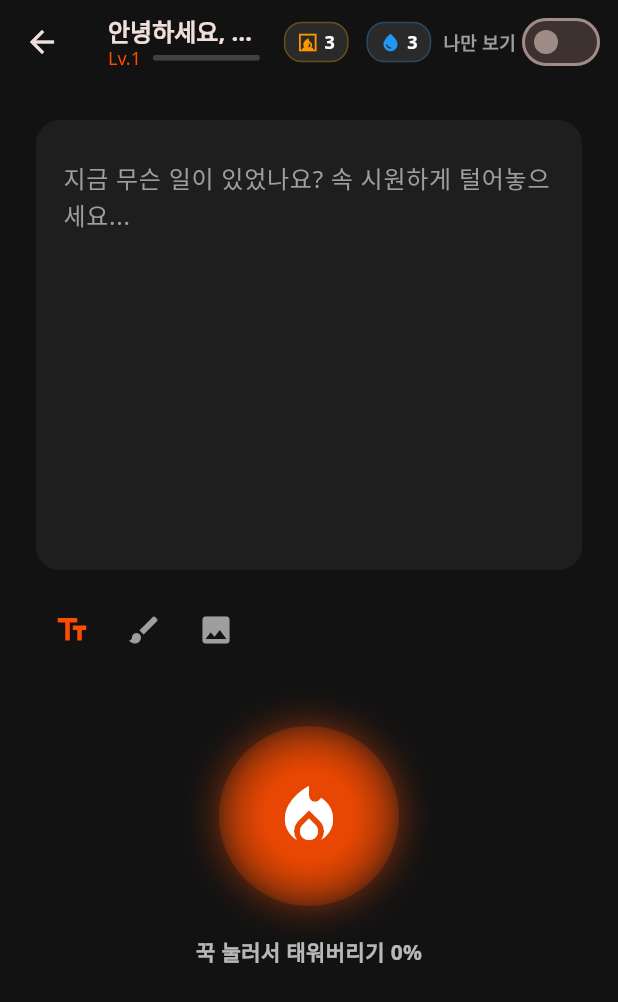
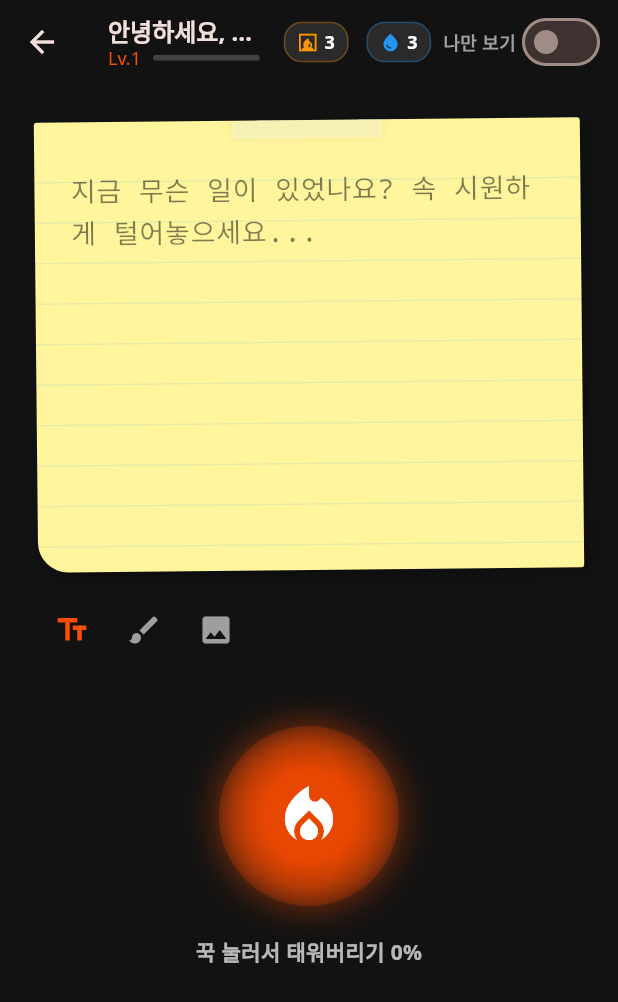
Before and after one commit to monitoro/emotiontok, a Flutter app: the HomeScreen screen opened directly, on a phone screen of 412 x 824 dp. Shown: the top 1002 px of the screen. Run offline on Flutter 3.47's test engine with Material 3 defaults, Android fonts, the phone set to English and light mode, and no system bars; our stand-ins replace audioplayers, google_fonts, image_picker, shared_preferences, signature, table_calendar and 1 more; accounts and stored records are empty.

Commit message:
feat: Add AngerMemoField, Vibration settings, Compact list UI and Fixes

```diff
--- a/lib/views/home_screen.dart
+++ b/lib/views/home_screen.dart
@@ -10,6 +10,7 @@ import '../viewmodels/venting_viewmodel.dart';
 import '../widgets/burning_animation.dart';
 import '../widgets/doodle_view.dart';
 import '../widgets/point_display.dart';
+import '../widgets/anger_memo_field.dart';
 
 class HomeScreen extends StatefulWidget {
   const HomeScreen({super.key});
@@ -277,8 +278,13 @@ class _HomeScreenState extends State<HomeScreen>
               crossAxisAlignment: CrossAxisAlignment.start,
               children: [
                 // Input Area
-                Container(
-                  height: 300, // Increased height for input area
+                ventingVM.currentMode == VentingMode.text
+                    ? AngerMemoField(
+                        controller: _textController,
+                        hintText: '지금 무슨 일이 있었나요? 속 시원하게 털어놓으세요...',
+                      )
+                    : Container(
+                        height: 300,
                         padding: const EdgeInsets.all(16),
                         decoration: BoxDecoration(
                           color: const Color(0xFF1E1E1E),
@@ -290,18 +296,7 @@ class _HomeScreenState extends State<HomeScreen>
                             width: 2,
                           ),
                         ),
-                  child: ventingVM.currentMode == VentingMode.text
-                      ? TextField(
-                          controller: _textController,
-                          maxLines: null,
-                          style: const TextStyle(color: Colors.white),
-                          decoration: const InputDecoration(
-                            hintText: '지금 무슨 일이 있었나요? 속 시원하게 털어놓으세요...',
-                            border: InputBorder.none,
-                            hintStyle: TextStyle(color: Colors.grey),
-                          ),
-                        )
-                      : DoodleView(controller: _signatureController),
+                        child: DoodleView(controller: _signatureController),
                       ),
 
                 const SizedBox(height: 16),
--- /dev/null
+++ b/lib/widgets/anger_memo_field.dart
@@ -0,0 +1,185 @@
+import 'dart:async';
+import 'package:flutter/material.dart';
+
+class AngerMemoField extends StatefulWidget {
+  final TextEditingController controller;
+  final String hintText;
+
+  const AngerMemoField({
+    super.key,
+    required this.controller,
+    required this.hintText,
+  });
+
+  @override
+  State<AngerMemoField> createState() => _AngerMemoFieldState();
+}
+
+class _AngerMemoFieldState extends State<AngerMemoField> {
+  double _angerIntensity = 0.0;
+  Timer? _decayTimer;
+  DateTime? _lastTypingTime;
+
+  // Memo colors
+  final Color _baseColor = const Color(0xFFFFF59D); // Soft Yellow Paper
+  final Color _angryColor = const Color(0xFFFF5252); // Angry Red
+
+  // Paper lines color
+  final Color _lineColor = Colors.blue.withOpacity(0.1);
+  final Color _angryLineColor = Colors.black.withOpacity(0.2);
+
+  @override
+  void initState() {
+    super.initState();
+    // Decay anger periodically to simulate cooling down
+    _decayTimer = Timer.periodic(const Duration(milliseconds: 100), (timer) {
+      if (_angerIntensity > 0) {
+        setState(() {
+          _angerIntensity = (_angerIntensity - 0.02).clamp(0.0, 1.0);
+        });
+      }
+    });
+
+    // Add listener to controller to detect backspaces or long presses if needed,
+    // but onChanged in TextField is usually sufficient for typing speed.
+  }
+
+  @override
+  void dispose() {
+    _decayTimer?.cancel();
+    super.dispose();
+  }
+
+  void _onTextChanged(String text) {
+    final now = DateTime.now();
+    if (_lastTypingTime != null) {
+      final difference = now.difference(_lastTypingTime!).inMilliseconds;
+      // Faster typing (less ms between keys) = higher intensity increment
+      // Normal typing is around 100-300ms. Fast is <150ms.
+      if (difference < 100) {
+        _angerIntensity += 0.15; // Very fast
+      } else if (difference < 250) {
+        _angerIntensity += 0.08; // Normal-Fast
+      } else if (difference < 500) {
+        _angerIntensity += 0.02; // Slow
+      }
+
+      _angerIntensity = _angerIntensity.clamp(0.0, 1.0);
+    }
+    _lastTypingTime = now;
+    setState(() {});
+  }
+
+  @override
+  Widget build(BuildContext context) {
+    // Interpolate colors based on anger intensity
+    final currentColor = Color.lerp(_baseColor, _angryColor, _angerIntensity)!;
+    final currentLineColor =
+        Color.lerp(_lineColor, _angryLineColor, _angerIntensity)!;
+    final textColor = Color.lerp(Colors.black87, Colors.white,
+        _angerIntensity * 0.8)!; // Text gets lighter on dark red
+
+    return Transform.rotate(
+      angle:
+          -0.01 + (_angerIntensity * 0.02), // Shake/rotate slightly when angry?
+      child: Container(
+        height: 300,
+        decoration: BoxDecoration(
+          color: currentColor,
+          borderRadius: const BorderRadius.only(
+            topLeft: Radius.circular(2),
+            topRight: Radius.circular(2),
+            bottomLeft: Radius.circular(20), // Peeling effect
+            bottomRight: Radius.circular(2),
+          ),
+          boxShadow: [
+            BoxShadow(
+              color: Colors.black.withOpacity(0.3),
+              blurRadius: 8,
+              offset: const Offset(4, 4),
+            ),
+          ],
+        ),
+        child: Stack(
+          children: [
+            // Paper Grid/Lines Background
+            Positioned.fill(
+              child: CustomPaint(
+                painter: _PaperLinePainter(lineColor: currentLineColor),
+              ),
+            ),
+            // Tape visuals (Optional, adding for realism)
+            Positioned(
+              top: -12,
+              left: 0,
+              right: 0,
+              child: Center(
+                child: Container(
+                  width: 100,
+                  height: 24,
+                  decoration: BoxDecoration(
+                    color: Colors.white.withOpacity(0.3),
+                    boxShadow: [
+                      BoxShadow(
+                          color: Colors.black.withOpacity(0.05), blurRadius: 4),
+                    ],
+                  ),
+                ),
+              ),
+            ),
+            // Input Field
+            Padding(
+              padding: const EdgeInsets.symmetric(horizontal: 24, vertical: 24),
+              child: TextField(
+                controller: widget.controller,
+                onChanged: _onTextChanged,
+                maxLines: null,
+                style: TextStyle(
+                  color: textColor,
+                  fontSize: 18,
+                  height: 1.5, // Matches line height roughly
+                  fontFamily:
+                      'Courier', // Typewriter feel or use handwritten font if available
+                ),
+                cursorColor:
+                    _angerIntensity > 0.5 ? Colors.white : Colors.black,
+                decoration: InputDecoration(
+                  hintText: widget.hintText,
+                  hintStyle: TextStyle(
+                    color: textColor.withOpacity(0.5),
+                  ),
+                  border: InputBorder.none,
+                ),
+              ),
+            ),
+          ],
+        ),
+      ),
+    );
+  }
+}
+
+class _PaperLinePainter extends CustomPainter {
+  final Color lineColor;
+  _PaperLinePainter({required this.lineColor});
+
+  @override
+  void paint(Canvas canvas, Size size) {
+    final paint = Paint()
+      ..color = lineColor
+      ..strokeWidth = 1.0;
+
+    double lineHeight = 27.0; // Approximation of text height * 1.5
+    double offsetY = 40.0; // Initial padding
+
+    while (offsetY < size.height) {
+      canvas.drawLine(Offset(0, offsetY), Offset(size.width, offsetY), paint);
+      offsetY += lineHeight;
+    }
+  }
+
+  @override
+  bool shouldRepaint(covariant _PaperLinePainter oldDelegate) {
+    return oldDelegate.lineColor != lineColor;
+  }
+}
--- a/pubspec.yaml
+++ b/pubspec.yaml
@@ -17,7 +17,7 @@ dependencies:
   lottie: ^2.7.0
   google_generative_ai: ^0.4.5 # Gemini API
   shared_preferences: ^2.2.2
-  vibration: ^1.8.4
+  vibration: ^3.1.5
   intl: ^0.19.0
   signature: ^5.5.0
   audioplayers: ^5.2.1
```
Also changed, not shown: lib/viewmodels/user_viewmodel.dart (+12 -0 lines), lib/views/post_detail_screen.dart (+12 -8 lines), lib/views/settings_screen.dart (+7 -0 lines), lib/views/square_screen.dart (+68 -41 lines), pubspec.lock, 1 other file. Lines whose indentation alone changed are shown as unchanged.
